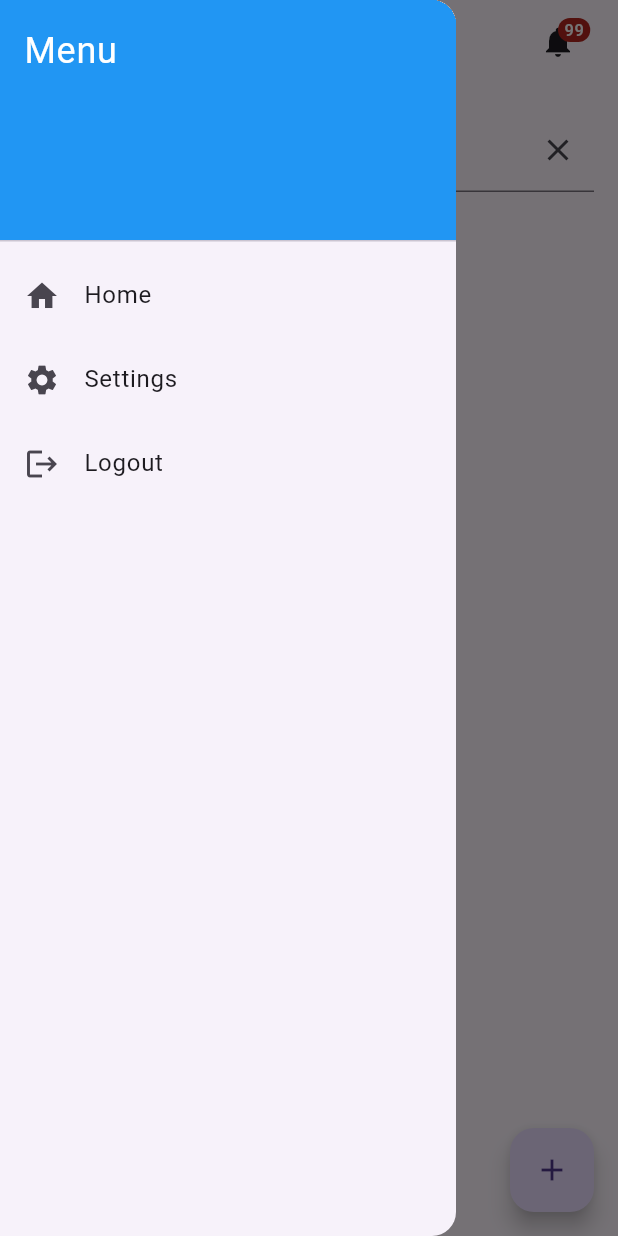
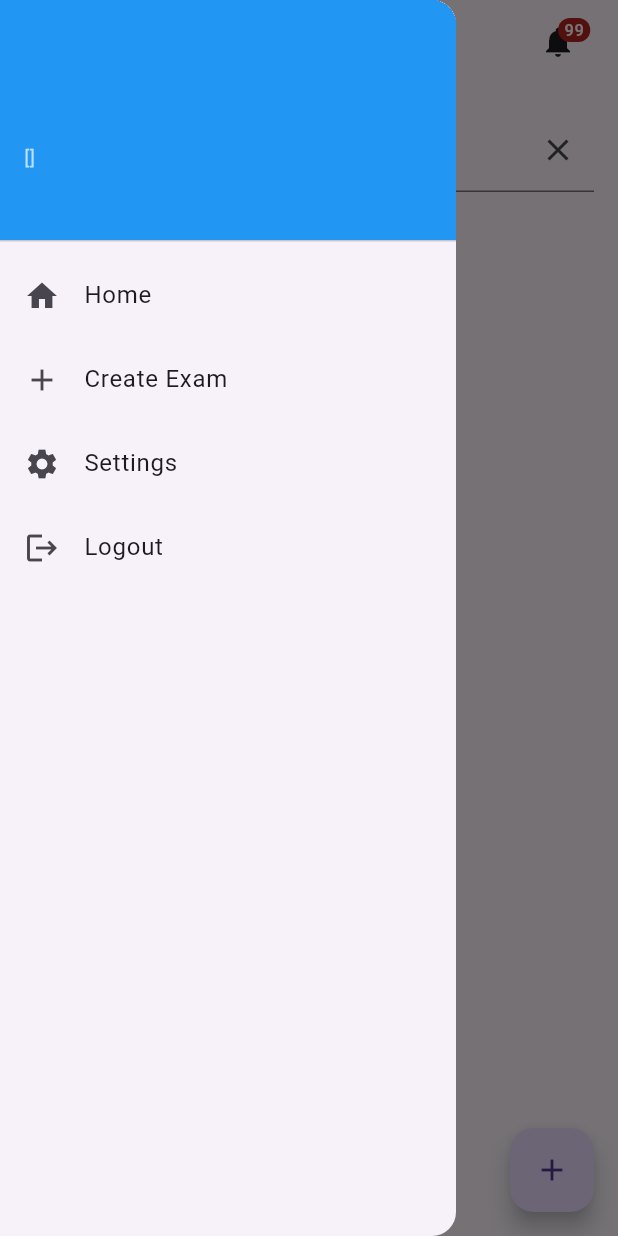
Before and after one commit to MohamedIsa/QuizApp, a Flutter app: the Adminhome screen opened by its route, with the side drawer open, on a phone screen of 412 x 824 dp. Run offline on Flutter 3.47's test engine with Material 3 defaults, Android fonts, the phone set to English and light mode, and no system bars; our stand-ins replace cloud_firestore, firebase_auth, firebase_core, firebase_storage, flutter_spinkit, google_sign_in and 2 more; accounts and stored records are empty; generated files the repository leaves out were written again.

Commit message:
Save User_data in seperate file and use it in other files such as Drawer , to show user's infromation

```diff
--- a/lib/pages/adminhome/adminhomeV.dart
+++ b/lib/pages/adminhome/adminhomeV.dart
@@ -4,6 +4,8 @@ import 'package:project_444/pages/adminhome/widgets/SearchWidgetForAdmin.dart';
 import 'package:project_444/pages/login/login_v.dart';
 import 'package:cloud_firestore/cloud_firestore.dart';
 import 'package:project_444/pages/adminhome/widgets/tabbar.dart';
+import 'package:flutter/material.dart';
+import 'package:project_444/pages/login/user_data.dart';
 
 class Adminhome extends StatelessWidget {
   const Adminhome({super.key});
@@ -58,23 +60,67 @@ class Adminhome extends StatelessWidget {
       drawer: Drawer(
         child: ListView(
           children: [
-            DrawerHeader(
+            UserAccountsDrawerHeader(
               decoration: BoxDecoration(
-                color: Colors.blue,
+                color: Colors.blue, // Background color
               ),
-              child: Text(
-                'Menu',
+              accountName: Column(
+                crossAxisAlignment: CrossAxisAlignment.start,
+                children: [
+                  Text(
+                    "${UserData.name}",
+                    style: TextStyle(
+                      fontWeight: FontWeight.bold,
+                      fontSize: 20,
+                      color: Colors.white, // Name text color
+                    ),
+                  ),
+                  Text(
+                    "[${UserData.role.toUpperCase()}]",
+                    style: TextStyle(
+                      fontSize: 12,
+                      color: Colors.white70, // Role text color
+                    ),
+                  ),
+                  Divider(
+                    color: Colors.blue, // Divider color
+                    thickness: 1, // Divider thickness
+                    endIndent: 0, // To ensure it spans the full width
+                    height: 1, // Space before and after divider
+                  ),
+                ],
+              ),
+              accountEmail: Text(
+                "${UserData.email}",
                 style: TextStyle(
-                  color: Colors.white,
-                  fontSize: 24,
+                  color: Colors.white, // Email text color
                 ),
               ),
             ),
+            // DrawerHeader(
+            //   decoration: BoxDecoration(
+            //     color: Colors.blue,
+            //   ),
+            //   child: Text(
+            //     'Menu',
+            //     style: TextStyle(
+            //       color: Colors.white,
+            //       fontSize: 24,
+            //     ),
+            //   ),
+            // ),
             ListTile(
               leading: Icon(Icons.home),
               title: Text('Home'),
               onTap: () {
                 Navigator.pop(context);
+              },
+            ),
+            ListTile(
+              leading: Icon(Icons.add),
+              title: Text('Create Exam'),
+              onTap: () {
+                Navigator.pushNamed(context, '/createExam');
               },
             ),
             ListTile(
--- a/lib/pages/login/login_vm.dart
+++ b/lib/pages/login/login_vm.dart
@@ -3,6 +3,7 @@ import 'package:firebase_auth/firebase_auth.dart';
 import 'package:cloud_firestore/cloud_firestore.dart';
 import '../../utils/popup.dart';
 import '../../pages/models/user.dart';
+import 'package:project_444/pages/login/user_data.dart'; // Import the UserData class
 
 //===================================================================
 // SignIn function
@@ -33,6 +34,9 @@ Future<void> signin(BuildContext context, TextEditingController email,
         role: 'student',
       );
     }
+
+    // Save user data to UserData class
+    UserData.setUserData(loginUser.email, loginUser.name, loginUser.role);
 
     // Update Firestore with login user data
     await firestore.collection('users').doc(loginUser.id).set(
--- /dev/null
+++ b/lib/pages/login/user_data.dart
@@ -0,0 +1,21 @@
+// user_data.dart
+
+class UserData {
+  static String email = '';
+  static String name = '';
+  static String role = '';
+
+  // Optionally, you can create a method to set the user data
+  static void setUserData(String userEmail, String userName, String userRole) {
+    email = userEmail;
+    name = userName;
+    role = userRole;
+  }
+
+  // Optionally, you can create a method to clear the user data when logging out
+  static void clearUserData() {
+    email = '';
+    name = '';
+    role = '';
+  }
+}
```
Also changed, not shown: lib/pages/studenthome/studenthome.dart (+46 -8 lines).
